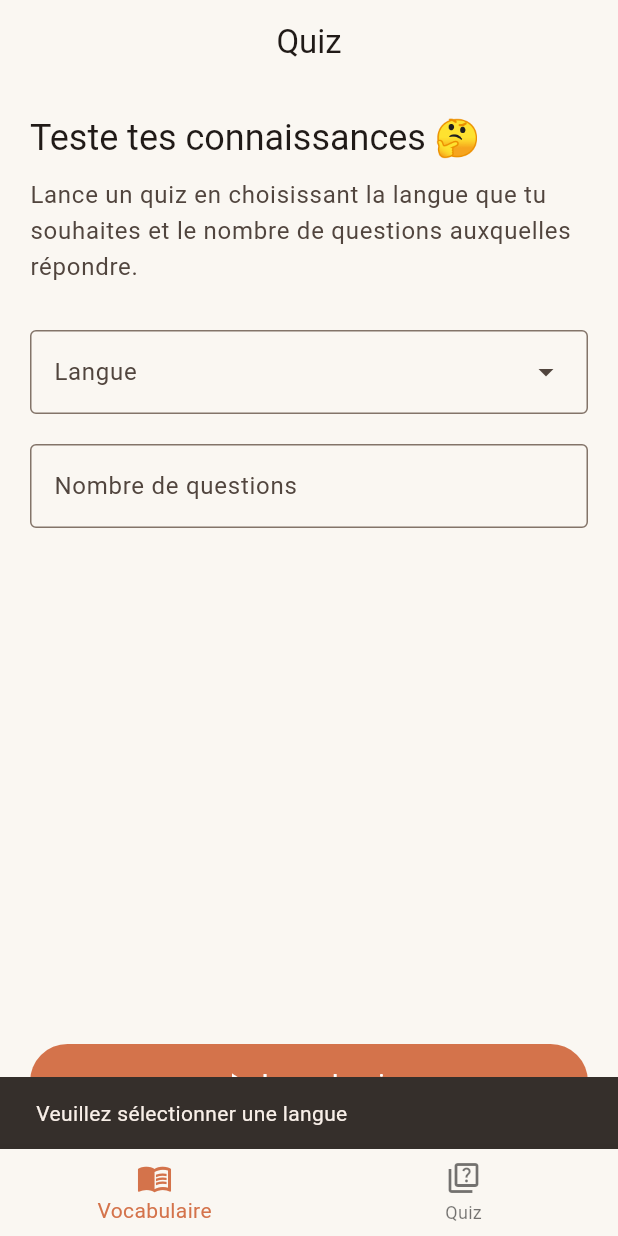
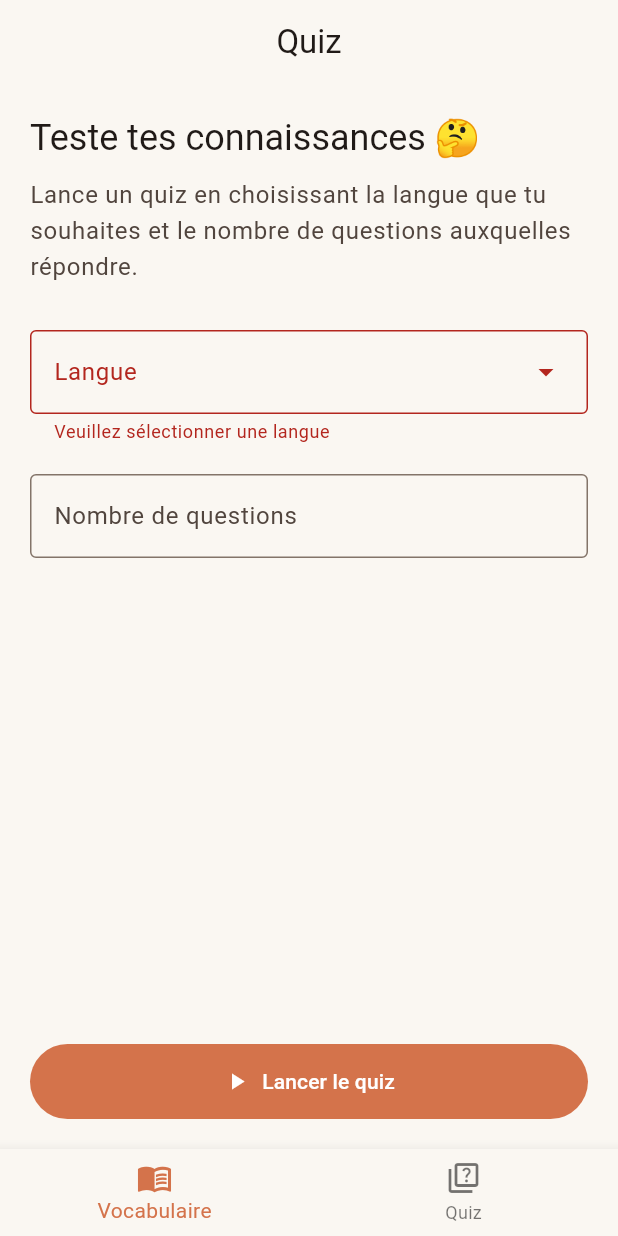
Before and after one commit to PFrappier/traductao_app, a Flutter app: the QuizPage screen opened by its route, after a tap on "Lancer le quiz", on a phone screen of 412 x 824 dp. Run offline on Flutter 3.47's test engine with Material 3 defaults, Android fonts, the phone set to English and light mode, and no system bars; our stand-ins replace equatable, flutter_bloc, go_router; network calls fail.

Commit message:
💄 Error message instead of snackbar when no quiz language selected

```diff
--- a/lib/screens/quiz_page.dart
+++ b/lib/screens/quiz_page.dart
@@ -17,6 +17,7 @@ class QuizPage extends StatefulWidget {
 
 class _QuizPageState extends State<QuizPage> {
   String? _selectedLanguage;
+  String? _languageError;
   final TextEditingController _numberOfQuestionsController =
       TextEditingController();
 
@@ -100,9 +101,11 @@ class _QuizPageState extends State<QuizPage> {
         DropdownMenu<String>(
           label: const Text("Langue"),
           width: double.infinity,
+          errorText: _languageError,
           onSelected: (String? value) {
             setState(() {
               _selectedLanguage = value;
+              _languageError = null;
             });
           },
           dropdownMenuEntries: state.vocabularyEntries
@@ -136,9 +139,9 @@ class _QuizPageState extends State<QuizPage> {
 
   void _launchQuiz(BuildContext context, VocabularyState state) {
     if (_selectedLanguage == null) {
-      ScaffoldMessenger.of(context).showSnackBar(
-        const SnackBar(content: Text('Veuillez sélectionner une langue')),
-      );
+      setState(() {
+        _languageError = 'Veuillez sélectionner une langue';
+      });
       return;
     }
 
```
